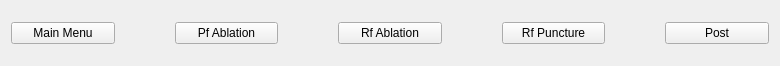
Old version of the form toolbar/Pageswitchbar/pageswitchbar.ui in the repository JFEthan/QRPFASystem.
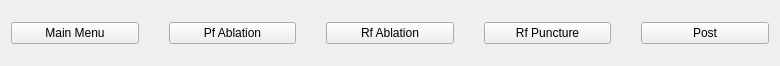
New version of the form.

```diff
--- a/toolbar/Pageswitchbar/pageswitchbar.ui
+++ b/toolbar/Pageswitchbar/pageswitchbar.ui
@@ -17,7 +17,7 @@
    <item row="0" column="0">
     <layout class="QHBoxLayout" name="horizontalLayout">
      <property name="spacing">
-      <number>60</number>
+      <number>30</number>
      </property>
      <item>
       <widget class="QPushButton" name="btn_main_menu">
```
